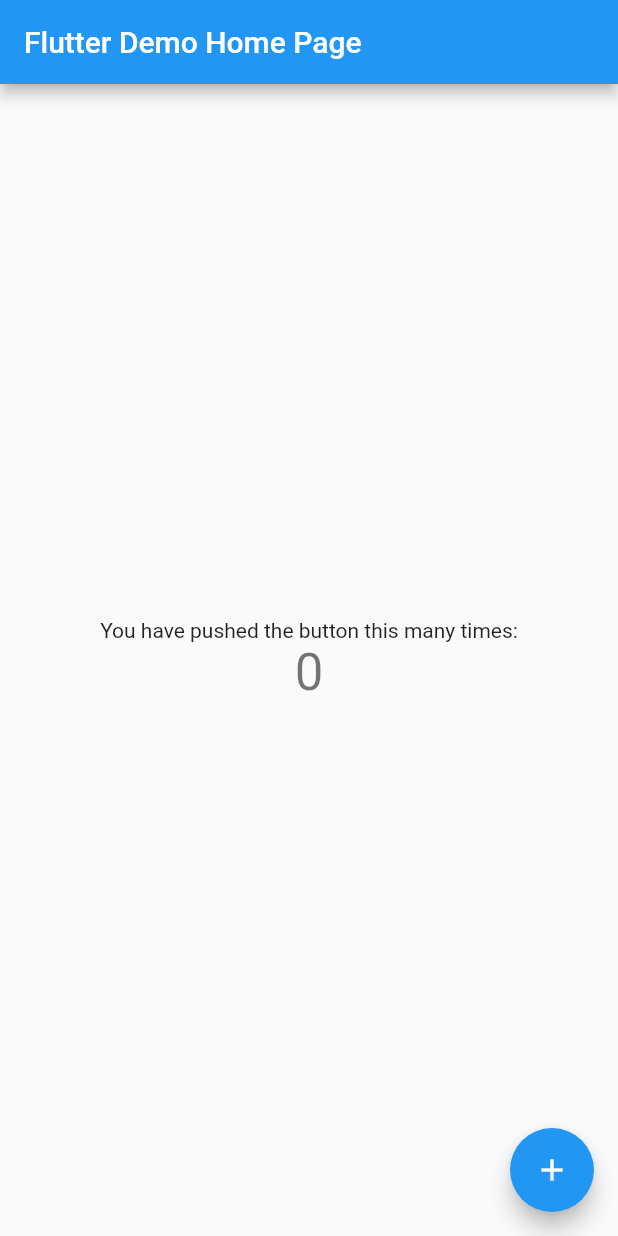
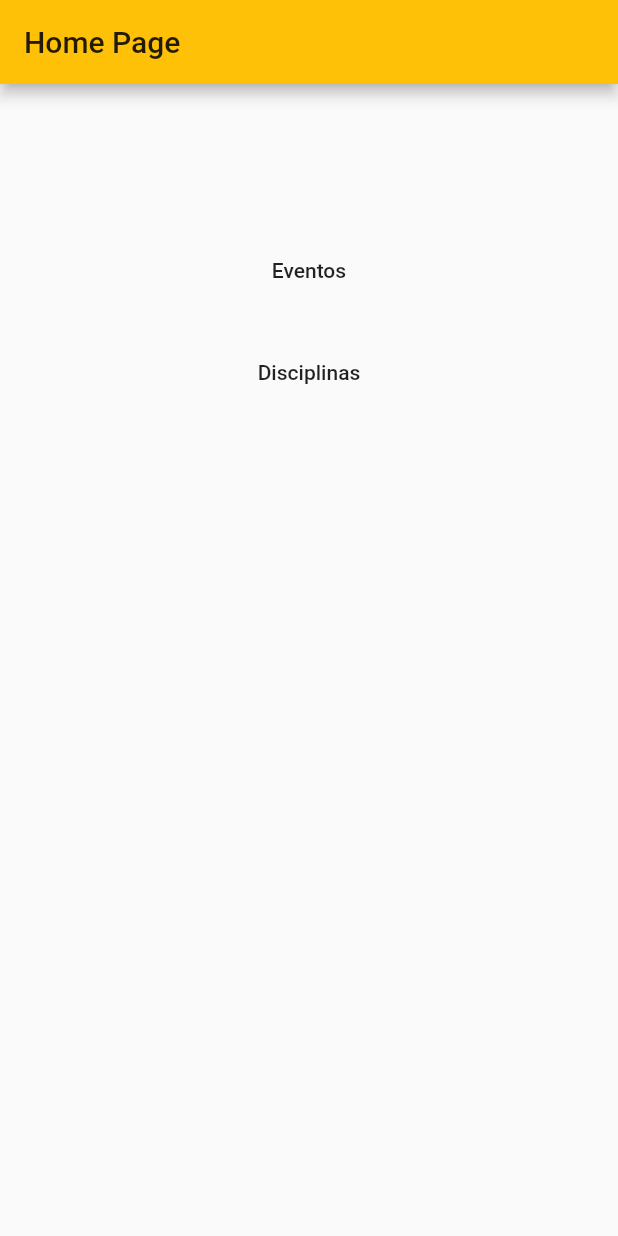
Before and after one commit to roquemgc/flutter_schoodule, a Flutter app: the screen it shows after launch, on a phone screen of 412 x 824 dp. Run offline on Flutter 3.47's test engine with Material 2 defaults, Android fonts, the light colour scheme and no system bars.

Commit message:
initial screns

```diff
--- /dev/null
+++ b/lib/homePage.dart
@@ -0,0 +1,52 @@
+import 'package:flutter/material.dart';
+import 'package:flutter_schoodule/events.dart';
+
+class HomePage extends StatelessWidget {
+
+  @override
+  Widget build(BuildContext context) {
+    return Scaffold(
+      appBar: AppBar(
+        title: Text(
+          'Home Page'
+        ),
+      ),
+      body: Container(
+        padding: EdgeInsets.all(100),
+        child: ListView(
+          children: <Widget>[
+            Container(
+              // ignore: deprecated_member_use
+              child: FlatButton(
+                onPressed: () {
+                  Navigator.push(
+                    context,
+                    MaterialPageRoute(builder: (context) => EventsPage())
+                  );
+
+                },
+                child: Text(
+                  'Eventos'
+                ),
+              ),
+            ),
+            SizedBox(
+              height: 20,
+            ),
+            Container(
+              // ignore: deprecated_member_use
+              child: FlatButton(
+                onPressed: () {
+
+                },
+                child: Text(
+                  'Disciplinas'
+                ),
+              ),
+            )
+          ],
+        )
+      )
+    );
+  }
+}
--- a/lib/main.dart
+++ b/lib/main.dart
@@ -1,113 +1,20 @@
 import 'package:flutter/material.dart';
+import 'package:flutter_schoodule/homePage.dart';
 
 void main() {
   runApp(MyApp());
 }
 
 class MyApp extends StatelessWidget {
-  // This widget is the root of your application.
+
   @override
   Widget build(BuildContext context) {
     return MaterialApp(
       title: 'Flutter Demo',
       theme: ThemeData(
-        // This is the theme of your application.
-        //
-        // Try running your application with "flutter run". You'll see the
-        // application has a blue toolbar. Then, without quitting the app, try
-        // changing the primarySwatch below to Colors.green and then invoke
-        // "hot reload" (press "r" in the console where you ran "flutter run",
-        // or simply save your changes to "hot reload" in a Flutter IDE).
-        // Notice that the counter didn't reset back to zero; the application
-        // is not restarted.
-        primarySwatch: Colors.blue,
+        primarySwatch: Colors.amber,
       ),
-      home: MyHomePage(title: 'Flutter Demo Home Page'),
+      home: HomePage(),
     );
   }
 }
-
-class MyHomePage extends StatefulWidget {
-  MyHomePage({Key key, this.title}) : super(key: key);
-
-  // This widget is the home page of your application. It is stateful, meaning
-  // that it has a State object (defined below) that contains fields that affect
-  // how it looks.
-
-  // This class is the configuration for the state. It holds the values (in this
-  // case the title) provided by the parent (in this case the App widget) and
-  // used by the build method of the State. Fields in a Widget subclass are
-  // always marked "final".
-
-  final String title;
-
-  @override
-  _MyHomePageState createState() => _MyHomePageState();
-}
-
-class _MyHomePageState extends State<MyHomePage> {
-  int _counter = 0;
-
-  void _incrementCounter() {
-    setState(() {
-      // This call to setState tells the Flutter framework that something has
-      // changed in this State, which causes it to rerun the build method below
-      // so that the display can reflect the updated values. If we changed
-      // _counter without calling setState(), then the build method would not be
-      // called again, and so nothing would appear to happen.
-      _counter++;
-    });
-  }
-
-  @override
-  Widget build(BuildContext context) {
-    // This method is rerun every time setState is called, for instance as done
-    // by the _incrementCounter method above.
-    //
-    // The Flutter framework has been optimized to make rerunning build methods
-    // fast, so that you can just rebuild anything that needs updating rather
-    // than having to individually change instances of widgets.
-    return Scaffold(
-      appBar: AppBar(
-        // Here we take the value from the MyHomePage object that was created by
-        // the App.build method, and use it to set our appbar title.
-        title: Text(widget.title),
-      ),
-      body: Center(
-        // Center is a layout widget. It takes a single child and positions it
-        // in the middle of the parent.
-        child: Column(
-          // Column is also a layout widget. It takes a list of children and
-          // arranges them vertically. By default, it sizes itself to fit its
-          // children horizontally, and tries to be as tall as its parent.
-          //
-          // Invoke "debug painting" (press "p" in the console, choose the
-          // "Toggle Debug Paint" action from the Flutter Inspector in Android
-          // Studio, or the "Toggle Debug Paint" command in Visual Studio Code)
-          // to see the wireframe for each widget.
-          //
-          // Column has various properties to control how it sizes itself and
-          // how it positions its children. Here we use mainAxisAlignment to
-          // center the children vertically; the main axis here is the vertical
-          // axis because Columns are vertical (the cross axis would be
-          // horizontal).
-          mainAxisAlignment: MainAxisAlignment.center,
-          children: <Widget>[
-            Text(
-              'You have pushed the button this many times:',
-            ),
-            Text(
-              '$_counter',
-              style: Theme.of(context).textTheme.headline4,
-            ),
-          ],
-        ),
-      ),
-      floatingActionButton: FloatingActionButton(
-        onPressed: _incrementCounter,
-        tooltip: 'Increment',
-        child: Icon(Icons.add),
-      ), // This trailing comma makes auto-formatting nicer for build methods.
-    );
-  }
-}
```
Also changed, not shown: lib/events.dart (added, +29 -0 lines).
